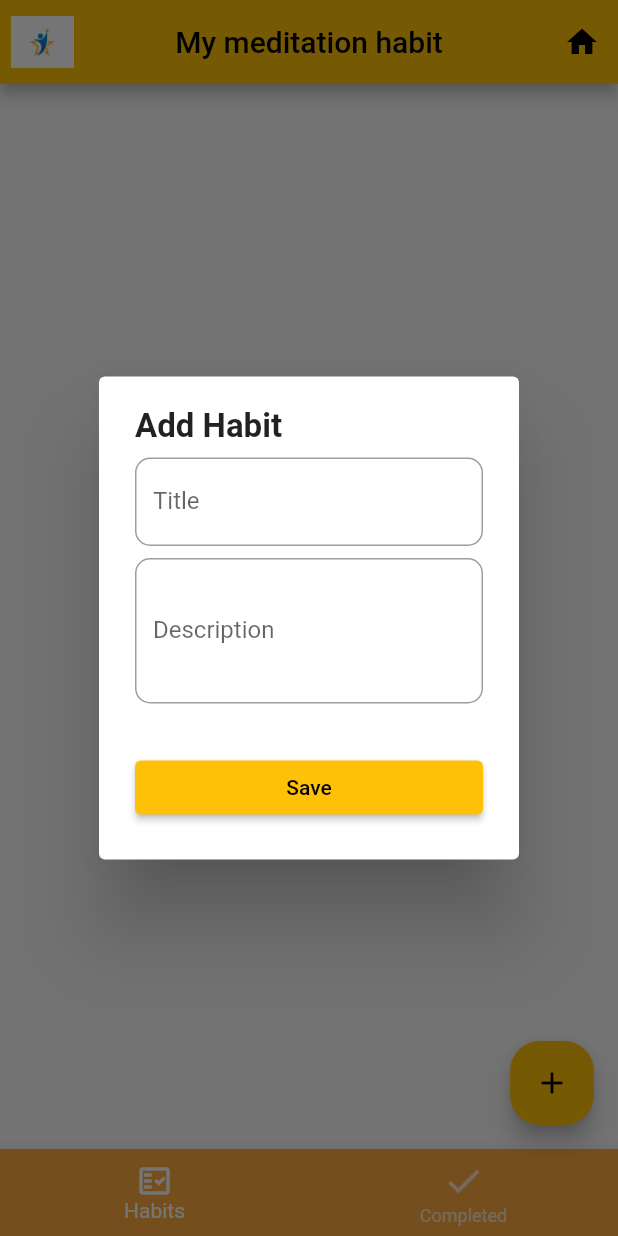
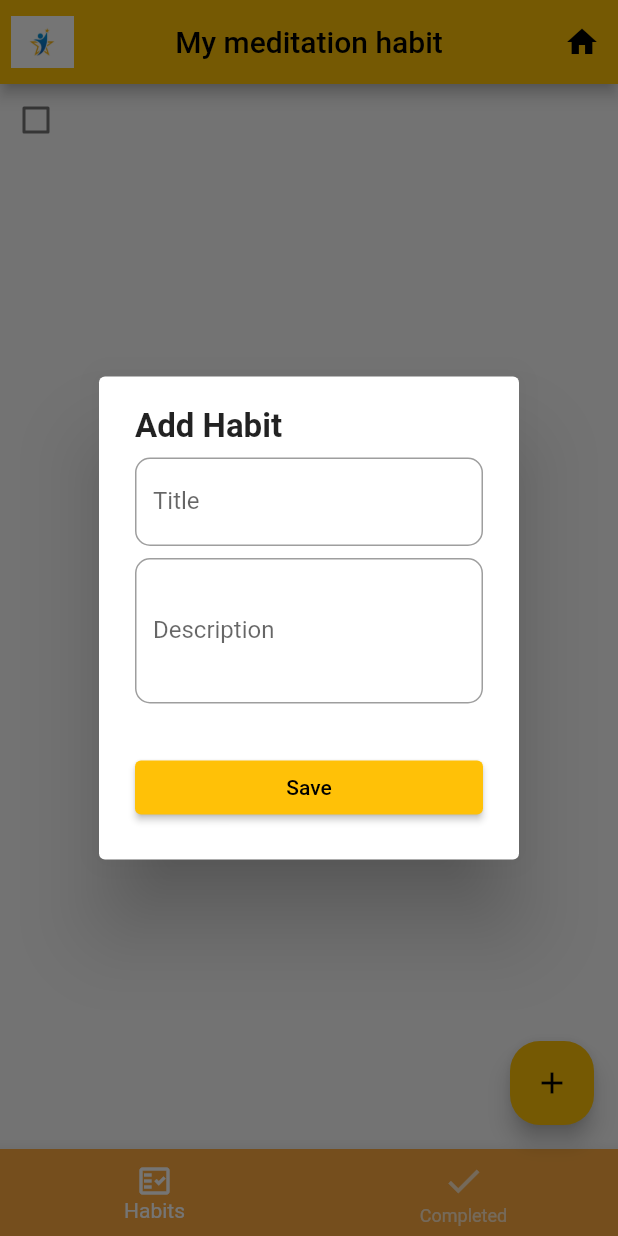
Before and after one commit to shayitsme/Habitude-habits-app-FYP-, a Flutter app: the HomePage2 screen opened directly, after a tap on the "add" icon, on a phone screen of 412 x 824 dp. Run offline on Flutter 3.47's test engine with Material 2 defaults, Android fonts, the phone set to English and light mode, and no system bars; our stand-ins replace sqflite, toast; accounts and stored records are empty.

Commit message:
project has been updated

```diff
--- a/lib/Screens/HomePage2.dart
+++ b/lib/Screens/HomePage2.dart
@@ -1,6 +1,7 @@
 import 'package:flutter/material.dart';
 
 import '../widget/add2_habit_dialog_widget.dart';
+import '../widget/habit2_list_widget.dart';
 import 'HomeForm.dart';
 
 class HomePage2 extends StatefulWidget {
@@ -15,7 +16,7 @@ class _HomePage2State extends State<HomePage2> {
   @override
   Widget build(BuildContext context) {
     final tabs = [
-      Container(),
+      Habit2ListWidget(),
       Container(),
     ];
     return Scaffold(
--- a/lib/Screens/HomePage3.dart
+++ b/lib/Screens/HomePage3.dart
@@ -1,6 +1,7 @@
 import 'package:flutter/material.dart';
 
 import '../widget/add3_habit_dialog_widget.dart';
+import '../widget/habit3_list_widget.dart';
 import 'HomeForm.dart';
 
 class HomePage3 extends StatefulWidget {
@@ -15,7 +16,7 @@ class _HomePage3State extends State<HomePage3> {
   @override
   Widget build(BuildContext context) {
     final tabs = [
-      Container(),
+      Habit3ListWidget(),
       Container(),
     ];
     return Scaffold(
--- a/lib/Screens/HomePage4.dart
+++ b/lib/Screens/HomePage4.dart
@@ -1,6 +1,7 @@
 import 'package:flutter/material.dart';
 
 import '../widget/add4_habit_dialog_widget.dart';
+import '../widget/habit4_list_widget.dart';
 import 'HomeForm.dart';
 
 class HomePage4 extends StatefulWidget {
@@ -15,7 +16,7 @@ class _HomePage4State extends State<HomePage4> {
   @override
   Widget build(BuildContext context) {
     final tabs = [
-      Container(),
+      Habit4ListWidget(),
       Container(),
     ];
     return Scaffold(
--- a/lib/Screens/HomePage5.dart
+++ b/lib/Screens/HomePage5.dart
@@ -1,6 +1,7 @@
 import 'package:flutter/material.dart';
 
 import '../widget/add5_habit_dialog_widget.dart';
+import '../widget/habit5_list_widget.dart';
 import 'HomeForm.dart';
 
 class HomePage5 extends StatefulWidget {
@@ -15,7 +16,7 @@ class _HomePage5State extends State<HomePage5> {
   @override
   Widget build(BuildContext context) {
     final tabs = [
-      Container(),
+      Habit5ListWidget(),
       Container(),
     ];
     return Scaffold(
--- a/lib/Screens/HomePage6.dart
+++ b/lib/Screens/HomePage6.dart
@@ -1,6 +1,7 @@
 import 'package:flutter/material.dart';
 
 import '../widget/add6_habit_dialog_widget.dart';
+import '../widget/habit6_list_widget.dart';
 import 'HomeForm.dart';
 
 class HomePage6 extends StatefulWidget {
@@ -15,7 +16,7 @@ class _HomePage6State extends State<HomePage6> {
   @override
   Widget build(BuildContext context) {
     final tabs = [
-      Container(),
+      Habit6ListWidget(),
       Container(),
     ];
     return Scaffold(
--- /dev/null
+++ b/lib/widget/habit2_list_widget.dart
@@ -0,0 +1,18 @@
+import 'package:flutter/material.dart';
+
+import '../models/habit.dart';
+import 'habit2_widget.dart';
+
+class Habit2ListWidget extends StatelessWidget {
+  const Habit2ListWidget({Key? key}) : super(key: key);
+
+  @override
+  Widget build(BuildContext context) {
+    return Habit2Widget(
+      habit: Habit(
+          createdTime: DateTime.now(),
+          title: 'Walk the dog', id: ''
+      ),
+    );
+  }
+}
--- /dev/null
+++ b/lib/widget/habit2_widget.dart
@@ -0,0 +1,23 @@
+import 'package:flutter/material.dart';
+
+
+import '../models/habit.dart';
+
+
+class Habit2Widget extends StatelessWidget {
+  final Habit habit;
+  const Habit2Widget({
+    Key? key, required this. habit}) : super(key: key);
+
+  @override
+  Widget build(BuildContext context) => Row(
+    children: [
+      Checkbox(
+        activeColor: Colors. amber,
+        checkColor: Colors.black,
+        value: habit. isDone,
+        onChanged: (_) {},
+      )
+    ],
+  );
+}
```
Also changed, not shown: lib/models/habit2.dart (added, +21 -0 lines), lib/widget/habit3_list_widget.dart (added, +19 -0 lines), lib/widget/habit3_widget.dart (added, +23 -0 lines), lib/widget/habit4_list_widget.dart (added, +19 -0 lines), lib/widget/habit4_widget.dart (added, +23 -0 lines), lib/widget/habit5_list_widget.dart (added, +21 -0 lines), lib/widget/habit5_widget.dart (added, +23 -0 lines), lib/widget/habit6_list_widget.dart (added, +23 -0 lines), lib/widget/habit6_widget.dart (added, +23 -0 lines).
